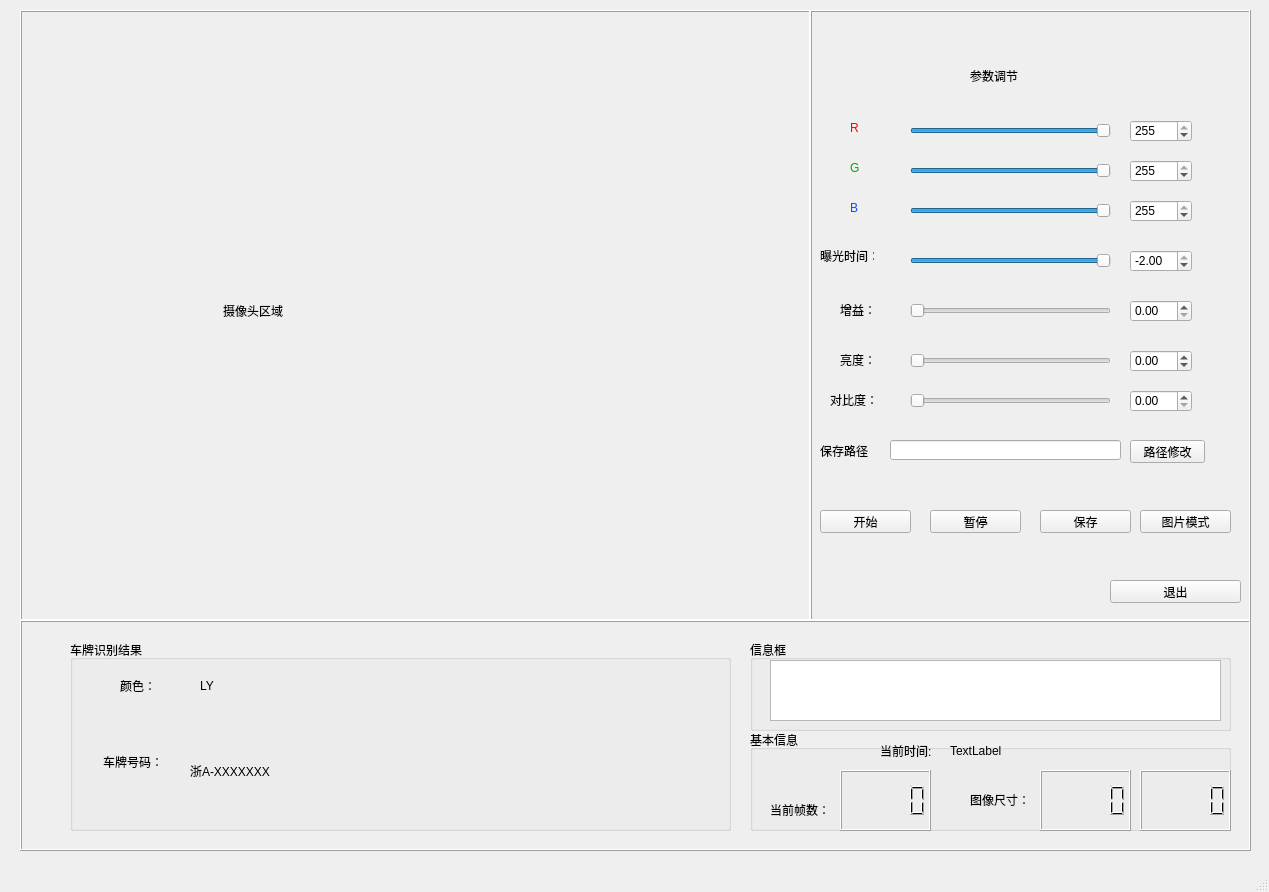
The window that camera.ui (onceonmydoor/OpenCV_VLPR) describes before a commit, drawn with Qt 5.
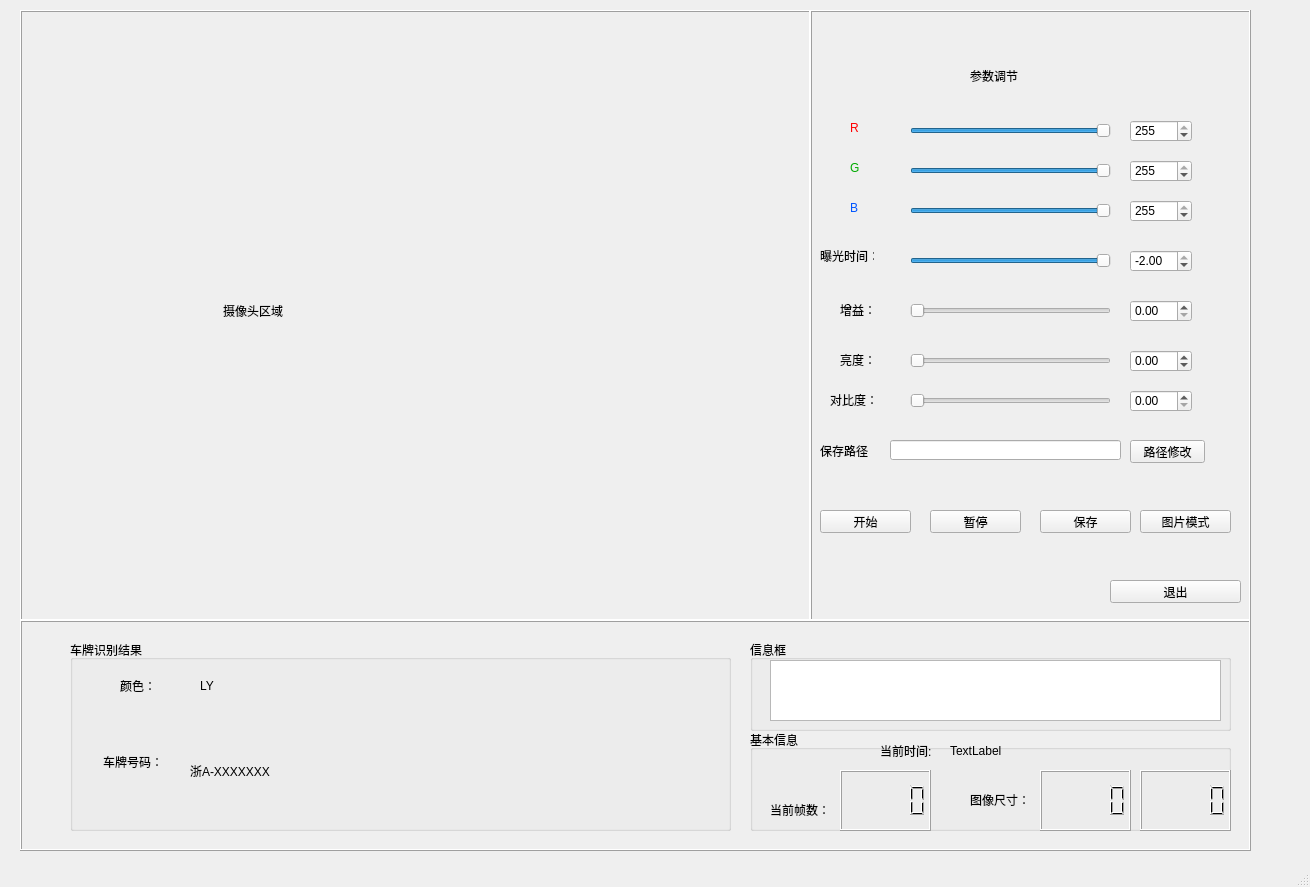
The same window after the commit.

```diff
--- a/camera.ui
+++ b/camera.ui
@@ -6,8 +6,8 @@
    <rect>
     <x>0</x>
     <y>0</y>
-    <width>1269</width>
-    <height>892</height>
+    <width>1310</width>
+    <height>887</height>
    </rect>
   </property>
   <property name="windowTitle">
```
Left out of the diff: 6 changed lines with no effect on the pictures.
